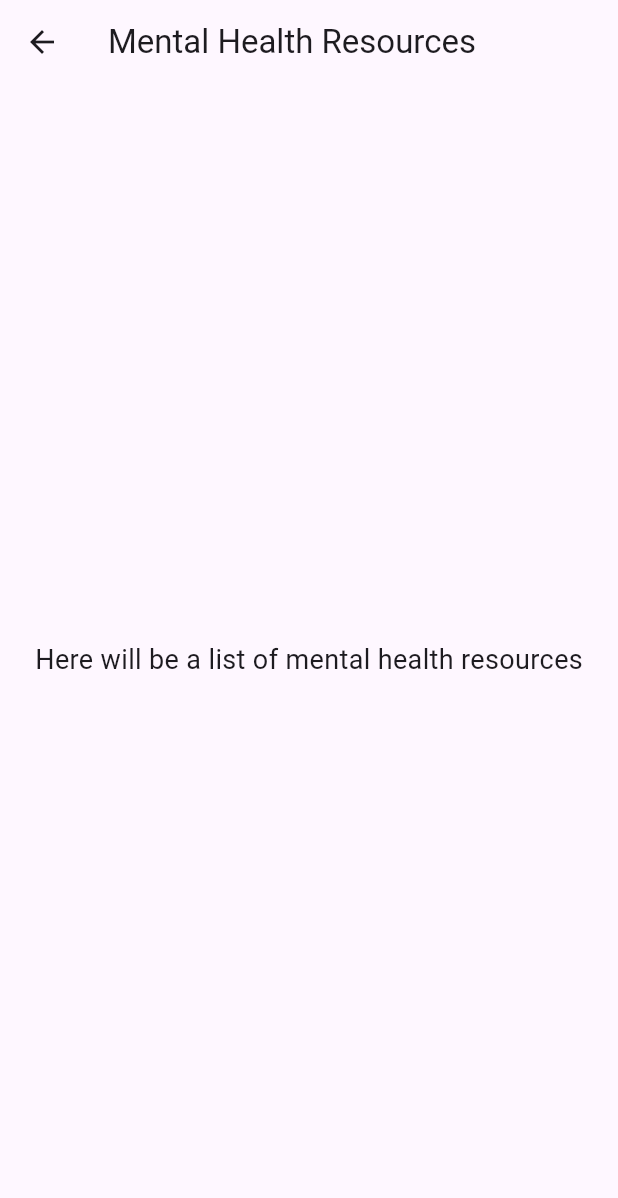
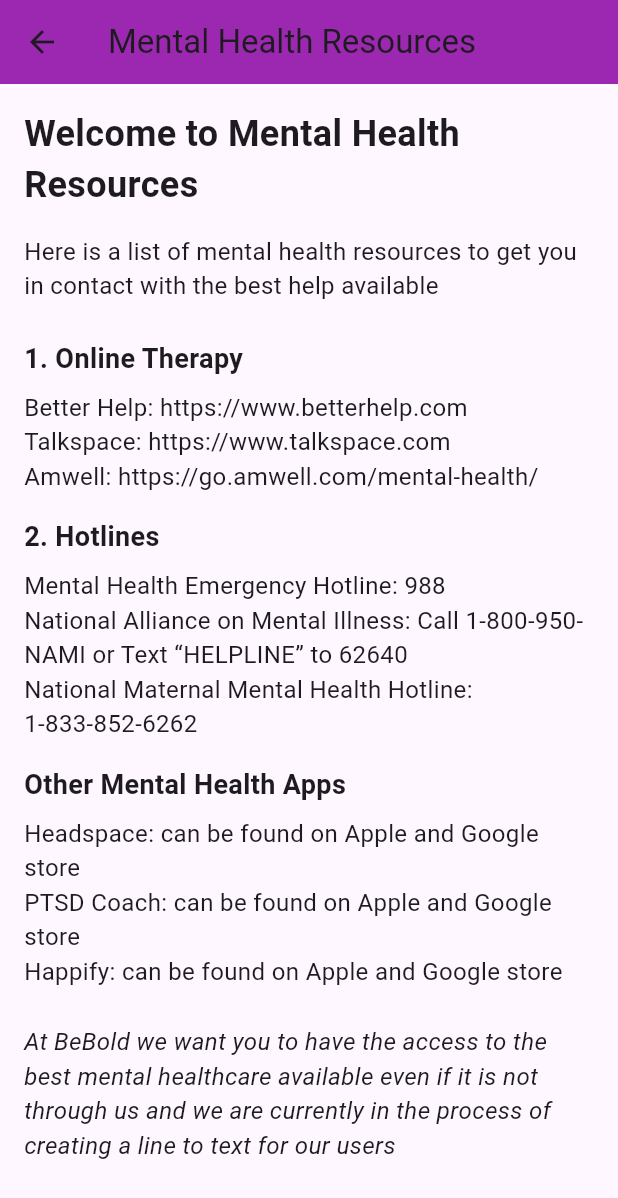
Before and after one commit to twilk10/Bebold, a Flutter app: the MentalHealthResourcesScreen screen opened directly, on a phone screen of 412 x 824 dp. Shown: the top 1198 px of the screen. Run offline on Flutter 3.47's test engine with Material 3 defaults, Android fonts, the light colour scheme and no system bars.

Commit message:
added mental health resources

```diff
--- a/be_bold/lib/screens/mental_health_resources_screen.dart
+++ b/be_bold/lib/screens/mental_health_resources_screen.dart
@@ -1,18 +1,65 @@
 import 'package:flutter/material.dart';
 
-class MentalHealthResourcesScreen extends StatelessWidget
-{
+class MentalHealthResourcesScreen extends StatelessWidget {
   @override
-  Widget build(BuildContext context)
-  {
+  Widget build(BuildContext context) {
     return Scaffold(
       appBar: AppBar(
-        title: Text('Mental Health Resources'),
+        title: const Text('Mental Health Resources'),
+        backgroundColor: Colors.purple,
       ),
-      body: Center(
-        child: Text(
-          'Here will be a list of mental health resources',
-          style: TextStyle(fontSize: 18),
+      body: SingleChildScrollView(
+        padding: const EdgeInsets.all(16.0),
+        child: Column(
+          crossAxisAlignment: CrossAxisAlignment.start,
+          children: [
+            const Text(
+              'Welcome to Mental Health Resources',
+              style: TextStyle(fontSize: 24, fontWeight: FontWeight.bold),
+            ),
+            const SizedBox(height: 16.0),
+            const Text(
+              'Here is a list of mental health resources to get you in contact with the best help available',
+              style: TextStyle(fontSize: 16),
+            ),
+            const SizedBox(height: 24.0),
+            const Text(
+              '1. Online Therapy',
+              style: TextStyle(fontSize: 18, fontWeight: FontWeight.bold),
+            ),
+            const SizedBox(height: 8.0),
+            const Text(
+              'Better Help: https://www.betterhelp.com\nTalkspace: https://www.talkspace.com\nAmwell: https://go.amwell.com/mental-health/',
+              style: TextStyle(fontSize: 16),
+            ),
+            const SizedBox(height: 16.0),
+            const Text(
+              '2. Hotlines',
+              style: TextStyle(fontSize: 18, fontWeight: FontWeight.bold),
+            ),
+            const SizedBox(height: 8.0),
+            const Text(
+              'Mental Health Emergency Hotline: 988\nNational Alliance on Mental Illness: Call 1-800-950-NAMI or Text “HELPLINE” to 62640\nNational Maternal Mental Health Hotline: 1-833-852-6262',
+              style: TextStyle(fontSize: 16),
+            ),
+            const SizedBox(height: 16.0),
+            const Text(
+              'Other Mental Health Apps',
+              style: TextStyle(fontSize: 18, fontWeight: FontWeight.bold),
+            ),
+            const SizedBox(height: 8.0),
+            const Text(
+              'Headspace: can be found on Apple and Google store\nPTSD Coach: can be found on Apple and Google store\nHappify: can be found on Apple and Google store',
+              style: TextStyle(fontSize: 16),
+            ),
+
+
+            const SizedBox(height: 24.0),
+            const Text(
+              'At BeBold we want you to have the access to the best mental healthcare available even if it is not through us and we are currently in the process of creating a line to text for our users',
+              style: TextStyle(fontSize: 16, fontStyle: FontStyle.italic),
+            ),
+          ],
         ),
       ),
     );
```
